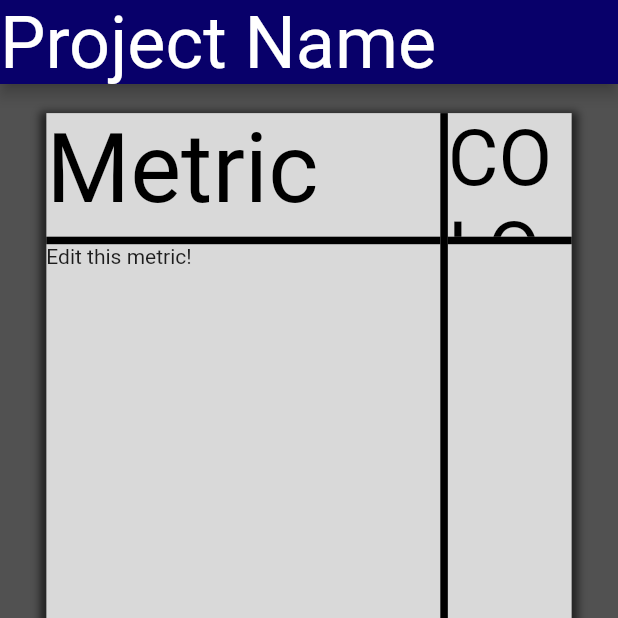
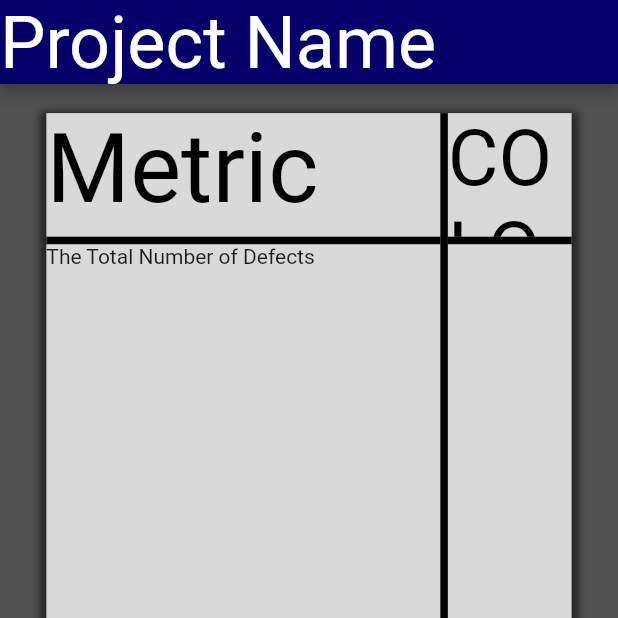
Before and after one commit to cwilson58/flutter_risk_assessment, a Flutter app: the screen it shows after launch, on a phone screen of 412 x 824 dp, the top half of it. Run offline on Flutter 3.47's test engine with Material 2 defaults, Android fonts, the light colour scheme and no system bars.

Commit message:
Phase 1 hardedcoded values added

```diff
--- a/lib/riskCalculator.dart
+++ b/lib/riskCalculator.dart
@@ -15,7 +15,37 @@ class _RiskState extends State<RiskCalculator> {
   //need a list of metric risks
   List<Metric> metricRisks = [];
   _RiskState() {
-    metricRisks.add(Metric());
+    //Phase one hardcoded values
+    metricRisks.add(Metric.param(
+        "The Total Number of Defects",
+        "The Number of Defects are well below expected",
+        "The number of defects are about where expected",
+        "The number of defects is higher than we would expect",
+        "The number of defects greatly exceeds expectations"));
+    metricRisks.add(Metric.param(
+        "Schedule Feasibility",
+        "Can be easily completed in the scheduled time",
+        "Can be completed within the scheduled time with strict management",
+        "Project may be completed within the scheduled time, but will require crunch",
+        "The project is unlikely to be completed on time"));
+    metricRisks.add(Metric.param(
+        "Design Progress",
+        "The design is complete",
+        "The design is mostly complete with no major problems noted",
+        "The design is incomplete and there is one noted major problem with a mitigation strategy",
+        "The design is incomplete, has several major problems and no mitigation plan"));
+    metricRisks.add(Metric.param(
+        "Implementation Progress",
+        "The implementation is ahead of schedule",
+        "the implementation is on schedule",
+        "the implementation is slightly behind schedule",
+        "the implementation is far behind schedule"));
+    metricRisks.add(Metric.param(
+        "Integration Progress",
+        "No major integration problems detected",
+        "Minor integration problems detected",
+        "At least one major integration problem, with a plan to remedy",
+        "Multiple major integration problems with no plans to remedy"));
   }
   void calculateState() {
     double totalRisk = 0.0;
@@ -267,16 +297,24 @@ class _RiskState extends State<RiskCalculator> {
 
 class Metric {
   double _risk = 0.0;
-  String? _noRiskName;
+  String _noRiskName = "";
   int _noRiskVotes = 0;
-  String? _lowRiskName;
+  String _lowRiskName = "";
   int _lowRiskVotes = 0;
-  String? _medRiskName;
+  String _medRiskName = "";
   int _medRiskVotes = 0;
-  String? _highRiskName;
+  String _highRiskName = "";
   int _highRiskVotes = 0;
   String metricName = "Edit this metric!";
   Metric() {}
+  Metric.param(String name, String noRisk, String lowRisk, String medRisk,
+      String highRisk) {
+    metricName = name;
+    _noRiskName = noRisk;
+    _lowRiskName = lowRisk;
+    _medRiskName = medRisk;
+    _highRiskName = highRisk;
+  }
 
   void calcRisk() {
     _risk = (((1 / 3) * _lowRiskVotes) +
```
